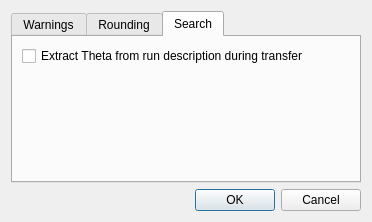
mantidproject/mantid, file Code/Mantid/MantidQt/CustomInterfaces/inc/MantidQtCustomInterfaces/ReflOptionsDialog.ui: the form before one commit.
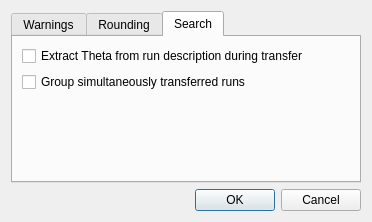
The form after the commit. The open tabs and pages were chosen to show the change.

Commit message: Refs #10392 Make run grouping optional

```diff
--- a/Code/Mantid/MantidQt/CustomInterfaces/inc/MantidQtCustomInterfaces/ReflOptionsDialog.ui
+++ b/Code/Mantid/MantidQt/CustomInterfaces/inc/MantidQtCustomInterfaces/ReflOptionsDialog.ui
@@ -192,6 +192,16 @@
          </property>
         </widget>
        </item>
+       <item row="1" column="0">
+        <widget class="QCheckBox" name="checkTransferGroupRuns">
+         <property name="text">
+          <string>Group simultaneously transferred runs</string>
+         </property>
+         <property name="reflOptionName" stdset="0">
+          <string>TransferGroupRuns</string>
+         </property>
+        </widget>
+       </item>
       </layout>
      </widget>
     </widget>
```
The commit also changes 1 other file.
